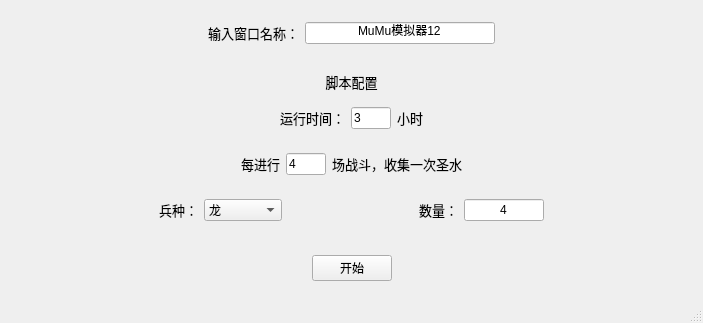
The window that ui.ui (nev3da/COC) describes before a commit, drawn with Qt 5.
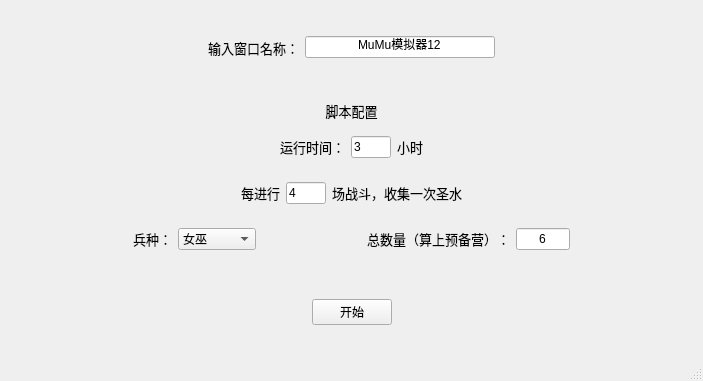
The same window after the commit.

Commit message: 更改兵种首选项为女巫

```diff
--- a/ui.ui
+++ b/ui.ui
@@ -7,7 +7,7 @@
     <x>0</x>
     <y>0</y>
     <width>703</width>
-    <height>323</height>
+    <height>381</height>
    </rect>
   </property>
   <property name="windowTitle">
@@ -270,11 +270,6 @@
             <property name="layoutDirection">
              <enum>Qt::LeftToRight</enum>
             </property>
-            <item>
-             <property name="text">
-              <string>龙</string>
-             </property>
-            </item>
             <item>
              <property name="text">
               <string>女巫</string>
@@ -311,7 +306,7 @@
              </font>
             </property>
             <property name="text">
-             <string>数量：</string>
+             <string>总数量（算上预备营）：</string>
             </property>
            </widget>
           </item>
@@ -330,7 +325,7 @@
              </size>
             </property>
             <property name="text">
-             <string>4</string>
+             <string>6</string>
             </property>
             <property name="alignment">
              <set>Qt::AlignCenter</set>
```
Left out of the diff: 7 changed lines with no effect on the pictures. The commit also changes 2 other files.
